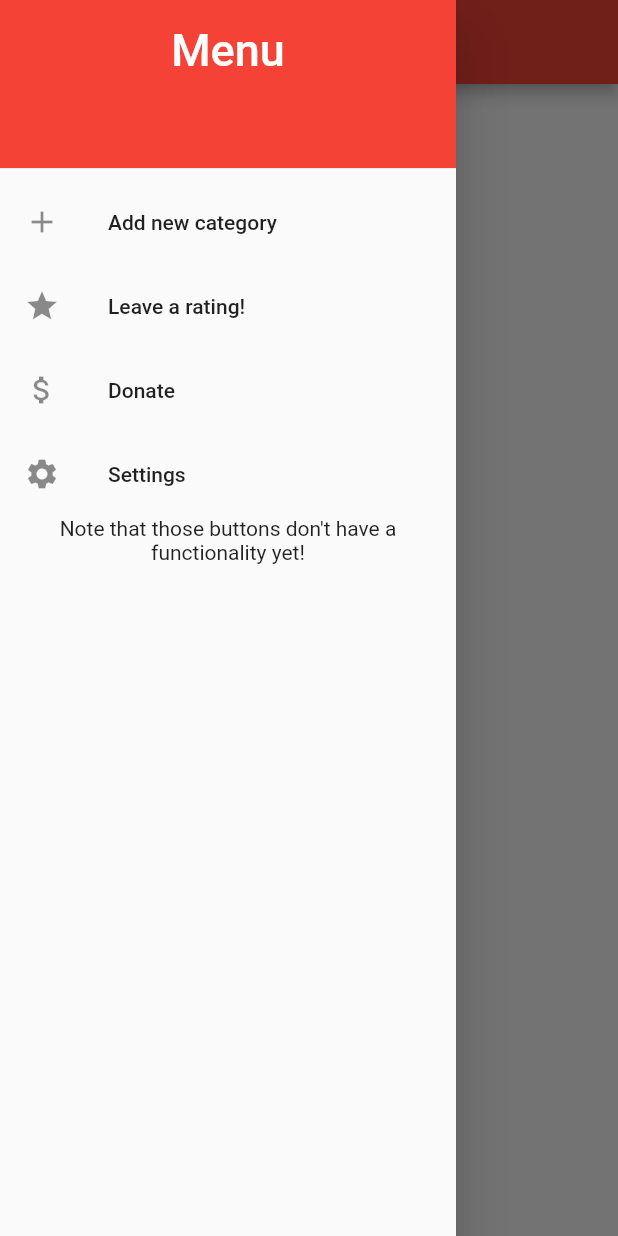
After one commit to grzelkaadrian/to-do-flutter-app, a Flutter app: the screen it shows after launch, with the side drawer open, on a phone screen of 412 x 824 dp. The commit adds this screen. Run offline on Flutter 3.47's test engine with Material 2 defaults, Android fonts, the phone set to English and light mode, and no system bars.

Commit message:
turn drawer and body into custom widgets, display task categories from an array in the body widget using for loop

```diff
--- /dev/null
+++ b/lib/body_widget.dart
@@ -0,0 +1,21 @@
+import 'package:flutter/material.dart';
+
+class BodyWidget extends StatelessWidget {
+  const BodyWidget({super.key});
+
+  @override
+  Widget build(BuildContext context) {
+    var taskCategory = ["Today", "Tommorow", "Upcoming", "Someday"];
+    return Center(
+      child: Column(
+        children: [
+          for (var i in taskCategory)
+            Text(
+              i.toString(),
+              style: const TextStyle(fontSize: 24),
+            ),
+        ],
+      ),
+    );
+  }
+}
--- /dev/null
+++ b/lib/drawer_widget.dart
@@ -0,0 +1,66 @@
+import 'package:flutter/material.dart';
+
+class DrawerWidget extends StatelessWidget {
+  const DrawerWidget({
+    super.key,
+  });
+
+  @override
+  Widget build(BuildContext context) {
+    return Drawer(
+      child: ListView(
+        padding: EdgeInsets.zero,
+        children: [
+          const SizedBox(
+            height: 120,
+            child: DrawerHeader(
+              decoration: BoxDecoration(
+                color: Colors.red,
+              ),
+              child: Text(
+                'Menu',
+                style: TextStyle(
+                  fontSize: 30,
+                  color: Colors.white,
+                  ),
+                textAlign: TextAlign.center,
+              ),
+            ),
+          ),
+          ListTile(
+            leading: const Icon(Icons.add),
+            title: const Text("Add new category"),
+            onTap: () {
+              Navigator.pop(context);
+            },
+          ),
+          ListTile(
+            leading: const Icon(Icons.star),
+            title: const Text("Leave a rating!"),
+            onTap: () {
+              Navigator.pop(context);
+            },
+          ),
+          ListTile(
+            leading: const Icon(Icons.attach_money),
+            title: const Text("Donate"),
+            onTap: () {
+              Navigator.pop(context);
+            },
+          ),
+          ListTile(
+            leading: const Icon(Icons.settings),
+            title: const Text("Settings"),
+            onTap: () {
+              Navigator.pop(context);
+            },
+          ),
+          const Text(
+            "Note that those buttons don't have a functionality yet!",
+            textAlign: TextAlign.center,
+          ),
+        ],
+      ),
+    );
+  }
+}
--- a/lib/main.dart
+++ b/lib/main.dart
@@ -1,4 +1,6 @@
 import 'package:flutter/material.dart';
+import 'body_widget.dart';
+import 'drawer_widget.dart';
 
 void main() => runApp(const ToDoApp());
 
@@ -8,13 +10,13 @@ class ToDoApp extends StatelessWidget {
   @override
   Widget build(BuildContext context) {
     return const MaterialApp(
-      home: AppBarExample(),
+      home: AppBarWidget(),
     );
   }
 }
 
-class AppBarExample extends StatelessWidget {
-  const AppBarExample({super.key});
+class AppBarWidget extends StatelessWidget {
+  const AppBarWidget({super.key});
 
   @override
   Widget build(BuildContext context) {
@@ -23,60 +25,8 @@ class AppBarExample extends StatelessWidget {
         title: const Text('Tasks'),
         backgroundColor: Colors.red,
       ),
-      body: const Center(
-        child: Text(
-          'This is the home page',
-          style: TextStyle(fontSize: 24),
-        ),
-      ),
-      drawer: Drawer(
-        child: ListView(
-          padding: EdgeInsets.zero,
-          children: [
-            const SizedBox(
-              height: 120,
-              child: DrawerHeader(
-                decoration: BoxDecoration(
-                  color: Colors.red,
-                ),
-                child: Text(
-                  'Menu',
-                  style: TextStyle(
-                    fontSize: 30,
-                    color: Colors.white,
-                    ),
-                  textAlign: TextAlign.center,
-                ),
-              ),
-            ),
-            ListTile(
-              leading: const Icon(Icons.star),
-              title: const Text("Leave a rating!"),
-              onTap: () {
-                Navigator.pop(context);
-              },
-            ),
-            ListTile(
-              leading: const Icon(Icons.attach_money),
-              title: const Text("Donate"),
-              onTap: () {
-                Navigator.pop(context);
-              },
-            ),
-            ListTile(
-              leading: const Icon(Icons.settings),
-              title: const Text("Settings"),
-              onTap: () {
-                Navigator.pop(context);
-              },
-            ),
-            const Text(
-              "Note that those buttons don't have a functionality yet!",
-              textAlign: TextAlign.center,
-            ),
-          ],
-        ),
-      ),
+      body: const BodyWidget(),
+      drawer: const DrawerWidget(),
     );
   }
 }
```
